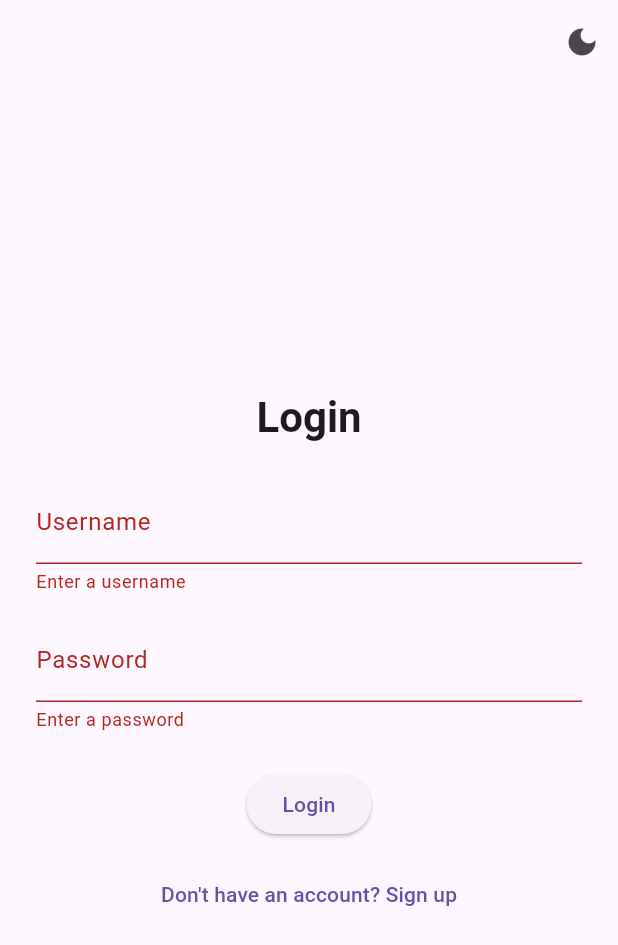
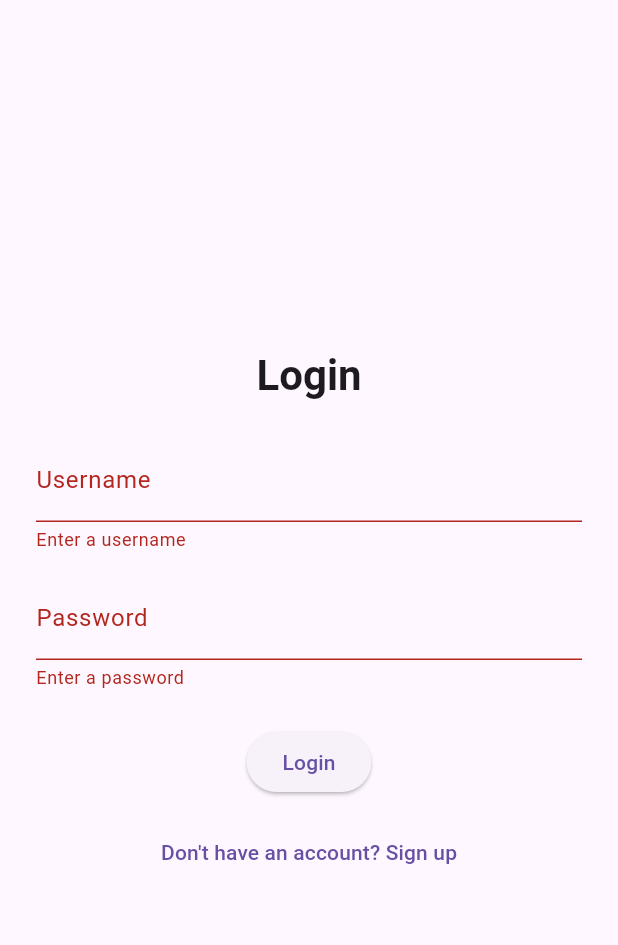
Before and after one commit to emtaylor1993/Wordle, a Flutter app: the screen it shows after launch, after a tap on "Login", on a phone screen of 412 x 824 dp. Shown: the top 945 px of the screen. Run offline on Flutter 3.47's test engine with Material 3 defaults, Android fonts, the phone set to English and light mode, and no system bars; our stand-ins replace flutter_dotenv, image_picker, shared_preferences; network calls fail; project files that could hold a hidden picture were left out.

Commit message:
+ Various UI Tweaks.

```diff
--- a/wordle/lib/main.dart
+++ b/wordle/lib/main.dart
@@ -20,7 +20,7 @@ library;
 import 'package:flutter/material.dart';
 import 'package:flutter_dotenv/flutter_dotenv.dart';
 import 'package:provider/provider.dart';
-import 'providers/theme_provider.dart';
+import 'package:wordle/providers/settings_provider.dart';
 import 'package:wordle/providers/auth_provider.dart';
 import 'package:wordle/screens/login_screen.dart';
 import 'package:wordle/screens/signup_screen.dart';
@@ -35,7 +35,8 @@ Future<void> main() async {
   runApp(
     MultiProvider(
       providers: [
-        ChangeNotifierProvider(create: (_) => ThemeProvider()),
+        ChangeNotifierProvider(create: (_) => SettingsProvider()),
+        ChangeNotifierProvider(create: (_) => AuthProvider()..loadToken()),
       ],
       child: const WordleApp(),
     ),
@@ -50,16 +51,13 @@ class WordleApp extends StatelessWidget {
   // Builds UI.
   @override
   Widget build(BuildContext context) {
-    final themeProvider = Provider.of<ThemeProvider>(context);
+    final settings = Provider.of<SettingsProvider>(context);
+    final authProvider = Provider.of<AuthProvider>(context);
 
-    return ChangeNotifierProvider(
-      create: (_) => AuthProvider()..loadToken(),
-      child: Consumer<AuthProvider>(
-        builder: (context, authProvider, _) {
     return MaterialApp(
       debugShowCheckedModeBanner: false,
       title: 'Wordle Game',
-            themeMode: themeProvider.currentTheme,
+      themeMode: settings.isDarkMode ? ThemeMode.dark : ThemeMode.light,
       theme: ThemeData.light(useMaterial3: true),
       darkTheme: ThemeData.dark(useMaterial3: true),
       home: authProvider.isAuthenticated ? const PuzzleScreen() : const LoginScreen(),
@@ -70,8 +68,5 @@ class WordleApp extends StatelessWidget {
         '/profile': (context) => const ProfileScreen(),
       },
     );
-        },
-      ),
-    );
   }
 }
--- /dev/null
+++ b/wordle/lib/providers/settings_provider.dart
@@ -0,0 +1,45 @@
+import 'package:flutter/material.dart';
+import 'package:shared_preferences/shared_preferences.dart';
+
+class SettingsProvider extends ChangeNotifier {
+  bool _hardMode = false;
+  bool _highContrast = false;
+  bool _isDarkMode = false;
+
+  bool get hardMode => _hardMode;
+  bool get highContrast => _highContrast;
+  bool get isDarkMode => _isDarkMode;
+
+  SettingsProvider() {
+    _loadSettings();
+  }
+
+  Future<void> _loadSettings() async {
+    final prefs = await SharedPreferences.getInstance();
+    _hardMode = prefs.getBool('hardMode') ?? false;
+    _highContrast = prefs.getBool('highContrast') ?? false;
+    _isDarkMode = prefs.getBool('isDarkMode') ?? false;
+    notifyListeners();
+  }
+
+  Future<void> toggleHardMode() async {
+    _hardMode = !_hardMode;
+    final prefs = await SharedPreferences.getInstance();
+    await prefs.setBool('hardMode', _hardMode);
+    notifyListeners();
+  }
+
+  Future<void> toggleHighContrast() async {
+    _highContrast = !_highContrast;
+    final prefs = await SharedPreferences.getInstance();
+    await prefs.setBool('highContrast', _highContrast);
+    notifyListeners();
+  }
+
+  Future<void> toggleTheme() async {
+    _isDarkMode = !_isDarkMode;
+    final prefs = await SharedPreferences.getInstance();
+    await prefs.setBool('isDarkMode', _isDarkMode);
+    notifyListeners();
+  }
+}
--- a/wordle/lib/providers/theme_provider.dart
+++ /dev/null
@@ -1,46 +0,0 @@
-/// ****************************************************************************************************
-/// File: theme_provider.dart
-///
-/// Author: Emmanuel Taylor
-/// Created: April 3, 2025
-/// Modified: April 4, 2025
-///
-/// Description:
-///  - Manages light/dark theme preferences using local storage through Shared Preferences.
-///
-/// Dependencies:
-///  - shared_preferences: Provides persistent local storage for JWT tokens.
-///  - material.dart: Flutter UI framework.
-///****************************************************************************************************
-library;
-
-import 'package:flutter/material.dart';
-import 'package:shared_preferences/shared_preferences.dart';
-
-/// [ThemeProvider] is a `ChangeNotifier` class that handles dark/light theme mode.
-/// It retrieves and persists the user's theme preference.
-class ThemeProvider with ChangeNotifier {
-  bool _isDarkMode = false;
-  bool get isDarkMode => _isDarkMode;
-  ThemeMode get currentTheme => _isDarkMode ? ThemeMode.dark : ThemeMode.light;
-
-  /// Loads theme preference when the provider is initialized.
-  ThemeProvider() {
-    _loadTheme();
-  }
-
-  /// Retrieves the saved theme mode from `SharedPreferences`.
-  Future<void> _loadTheme() async {
-    final prefs = await SharedPreferences.getInstance();
-    _isDarkMode = prefs.getBool('isDarkMode') ?? false;
-    notifyListeners();
-  }
-
-  /// Toggles between light and dark mode and persists the preference.
-  void toggleTheme() async {
-    _isDarkMode = !_isDarkMode;
-    notifyListeners();
-    final prefs = await SharedPreferences.getInstance();
-    await prefs.setBool('isDarkMode', _isDarkMode);
-  }
-}
--- a/wordle/lib/screens/login_screen.dart
+++ b/wordle/lib/screens/login_screen.dart
@@ -28,7 +28,6 @@ import 'package:wordle/utils/navigation_helper.dart';
 import '../providers/auth_provider.dart';
 import '../screens/signup_screen.dart';
 import '../utils/snackbar_helper.dart';
-import '../widgets/app_bar.dart';
 
 /// [LoginScreen] is a `StatefulWidget` used for login functionality.
 /// Displays form fields and manages authentication state.
@@ -69,10 +68,6 @@ class _LoginScreenState extends State<LoginScreen> {
   @override
   Widget build(BuildContext context) {
     return Scaffold(
-      appBar: buildAppBar(
-        context: context,
-        title: "",
-      ),
       body: Center(
         child: SingleChildScrollView(
           padding: const EdgeInsets.all(24),
--- a/wordle/lib/screens/signup_screen.dart
+++ b/wordle/lib/screens/signup_screen.dart
@@ -27,7 +27,6 @@ import 'package:wordle/utils/navigation_helper.dart';
 import '../providers/auth_provider.dart';
 import '../screens/login_screen.dart';
 import '../utils/snackbar_helper.dart';
-import '../widgets/app_bar.dart';
 
 /// [SignupScreen] is a `StatefulWidget` used for signup functionality.
 class SignupScreen extends StatefulWidget {
@@ -49,10 +48,6 @@ class _SignupScreenState extends State<SignupScreen> {
   @override
   Widget build(BuildContext context) {
     return Scaffold(
-      appBar: buildAppBar(
-        context: context,
-        title: "",
-      ),
       body: Center(
         child: SingleChildScrollView(
           padding: const EdgeInsets.all(24),
--- a/wordle/lib/widgets/app_bar.dart
+++ b/wordle/lib/widgets/app_bar.dart
@@ -1,21 +1,19 @@
 import 'package:flutter/material.dart';
-import 'package:provider/provider.dart';
-import '../providers/theme_provider.dart';
 
-AppBar buildAppBar({required BuildContext context, required String title, List<Widget>? additionalActions}) {
+AppBar buildAppBar({required BuildContext context, required String title, VoidCallback? onSettingsPressed, VoidCallback? onLogoutPressed}) {
   return AppBar(
     title: Text(title),
     actions: [
       IconButton(
-        icon: Icon(
-          Provider.of<ThemeProvider>(context).isDarkMode ? Icons.light_mode : Icons.dark_mode,
-        ),
-        onPressed: () {
-          Provider.of<ThemeProvider>(context, listen: false).toggleTheme();
-        },
-        tooltip: 'Toggle Theme',
+        icon: const Icon(Icons.settings),
+        onPressed: onSettingsPressed,
+        tooltip: "Settings",
       ),
-      ...?additionalActions,
+      IconButton(
+        icon: const Icon(Icons.logout),
+        onPressed: onLogoutPressed,
+        tooltip: "Logout,"
+      )
     ],
   );
 }
```
Also changed, not shown: wordle/lib/screens/profile_screen.dart (+15 -20 lines), wordle/lib/screens/puzzle_screen.dart (+12 -26 lines), wordle/lib/utils/auth_helper.dart (added, +35 -0 lines), wordle/lib/utils/settings_helper.dart (added, +43 -0 lines). Lines whose indentation alone changed are shown as unchanged.
